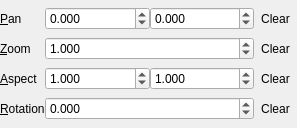
Before: the Qt Designer form transformwidget.ui in not-surt/SimPix, drawn with Qt 5.
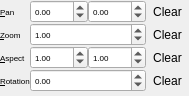
After: the same form once the commit is applied. Icons and pictures are not drawn.

Commit message: Get click drawing working. Remember QMouseEvent button != buttons. Some gui compaction.

What changed in the file:
```diff
--- a/transformwidget.ui
+++ b/transformwidget.ui
@@ -6,8 +6,8 @@
    <rect>
     <x>0</x>
     <y>0</y>
-    <width>297</width>
-    <height>128</height>
+    <width>188</width>
+    <height>96</height>
    </rect>
   </property>
   <property name="sizePolicy">
@@ -35,6 +35,144 @@
    <property name="spacing">
     <number>0</number>
    </property>
+   <item row="3" column="0">
+    <widget class="QLabel" name="rotationLabel">
+     <property name="sizePolicy">
+      <sizepolicy hsizetype="Fixed" vsizetype="Preferred">
+       <horstretch>0</horstretch>
+       <verstretch>0</verstretch>
+      </sizepolicy>
+     </property>
+     <property name="font">
+      <font>
+       <pointsize>6</pointsize>
+      </font>
+     </property>
+     <property name="text">
+      <string>&amp;Rotation</string>
+     </property>
+     <property name="buddy">
+      <cstring>rotationSpinBox</cstring>
+     </property>
+    </widget>
+   </item>
+   <item row="1" column="1" colspan="2">
+    <widget class="QDoubleSpinBox" name="zoomSpinBox">
+     <property name="enabled">
+      <bool>true</bool>
+     </property>
+     <property name="sizePolicy">
+      <sizepolicy hsizetype="Minimum" vsizetype="Fixed">
+       <horstretch>0</horstretch>
+       <verstretch>0</verstretch>
+      </sizepolicy>
+     </property>
+     <property name="font">
+      <font>
+       <pointsize>6</pointsize>
+      </font>
+     </property>
+     <property name="frame">
+      <bool>true</bool>
+     </property>
+     <property name="decimals">
+      <number>2</number>
+     </property>
+     <property name="minimum">
+      <double>0.060000000000000</double>
+     </property>
+     <property name="maximum">
+      <double>256.000000000000000</double>
+     </property>
+     <property name="singleStep">
+      <double>2.000000000000000</double>
+     </property>
+     <property name="value">
+      <double>1.000000000000000</double>
+     </property>
+    </widget>
+   </item>
+   <item row="2" column="0">
+    <widget class="QLabel" name="pixelAspectLabel">
+     <property name="sizePolicy">
+      <sizepolicy hsizetype="Fixed" vsizetype="Preferred">
+       <horstretch>0</horstretch>
+       <verstretch>0</verstretch>
+      </sizepolicy>
+     </property>
+     <property name="font">
+      <font>
+       <pointsize>6</pointsize>
+      </font>
+     </property>
+     <property name="text">
+      <string>&amp;Aspect</string>
+     </property>
+     <property name="buddy">
+      <cstring>pixelAspectXSpinBox</cstring>
+     </property>
+    </widget>
+   </item>
+   <item row="1" column="4">
+    <widget class="QToolButton" name="zoomClearButton">
+     <property name="sizePolicy">
+      <sizepolicy hsizetype="Fixed" vsizetype="Fixed">
+       <horstretch>0</horstretch>
+       <verstretch>0</verstretch>
+      </sizepolicy>
+     </property>
+     <property name="focusPolicy">
+      <enum>Qt::NoFocus</enum>
+     </property>
+     <property name="text">
+      <string>Clear</string>
+     </property>
+     <property name="icon">
+      <iconset theme="edit-clear">
+       <normaloff/>
+      </iconset>
+     </property>
+     <property name="iconSize">
+      <size>
+       <width>16</width>
+       <height>16</height>
+      </size>
+     </property>
+     <property name="autoRaise">
+      <bool>true</bool>
+     </property>
+    </widget>
+   </item>
+   <item row="0" column="4">
+    <widget class="QToolButton" name="panClearButton">
+     <property name="sizePolicy">
+      <sizepolicy hsizetype="Fixed" vsizetype="Fixed">
+       <horstretch>0</horstretch>
+       <verstretch>0</verstretch>
+      </sizepolicy>
+     </property>
+     <property name="focusPolicy">
+      <enum>Qt::NoFocus</enum>
+     </property>
+     <property name="text">
+      <string>Clear</string>
+     </property>
+     <property name="icon">
+      <iconset theme="edit-clear">
+       <normaloff/>
+      </iconset>
+     </property>
+     <property name="iconSize">
+      <size>
+       <width>16</width>
+       <height>16</height>
+      </size>
+     </property>
+     <property name="autoRaise">
+      <bool>true</bool>
+     </property>
+    </widget>
+   </item>
    <item row="0" column="0">
     <widget class="QLabel" name="panLabel">
      <property name="sizePolicy">
@@ -43,6 +181,11 @@
        <verstretch>0</verstretch>
       </sizepolicy>
      </property>
+     <property name="font">
+      <font>
+       <pointsize>6</pointsize>
+      </font>
+     </property>
      <property name="text">
       <string>&amp;Pan</string>
      </property>
@@ -51,50 +194,96 @@
      </property>
     </widget>
    </item>
-   <item row="0" column="1">
-    <widget class="QDoubleSpinBox" name="panXSpinBox">
+   <item row="2" column="4">
+    <widget class="QToolButton" name="pixelAspectClearButton">
+     <property name="sizePolicy">
+      <sizepolicy hsizetype="Fixed" vsizetype="Fixed">
+       <horstretch>0</horstretch>
+       <verstretch>0</verstretch>
+      </sizepolicy>
+     </property>
+     <property name="focusPolicy">
+      <enum>Qt::NoFocus</enum>
+     </property>
+     <property name="text">
+      <string>Clear</string>
+     </property>
+     <property name="icon">
+      <iconset theme="edit-clear">
+       <normaloff/>
+      </iconset>
+     </property>
+     <property name="iconSize">
+      <size>
+       <width>16</width>
+       <height>16</height>
+      </size>
+     </property>
+     <property name="autoRaise">
+      <bool>true</bool>
+     </property>
+    </widget>
+   </item>
+   <item row="2" column="1">
+    <widget class="QDoubleSpinBox" name="pixelAspectXSpinBox">
+     <property name="enabled">
+      <bool>true</bool>
+     </property>
      <property name="sizePolicy">
       <sizepolicy hsizetype="Minimum" vsizetype="Fixed">
        <horstretch>0</horstretch>
        <verstretch>0</verstretch>
       </sizepolicy>
      </property>
+     <property name="font">
+      <font>
+       <pointsize>6</pointsize>
+      </font>
+     </property>
      <property name="decimals">
-      <number>3</number>
+      <number>2</number>
      </property>
      <property name="minimum">
-      <double>-65536.000000000000000</double>
+      <double>0.120000000000000</double>
      </property>
      <property name="maximum">
-      <double>65536.000000000000000</double>
+      <double>8.000000000000000</double>
      </property>
      <property name="singleStep">
-      <double>16.000000000000000</double>
+      <double>0.100000000000000</double>
      </property>
      <property name="value">
-      <double>0.000000000000000</double>
+      <double>1.000000000000000</double>
      </property>
     </widget>
    </item>
    <item row="0" column="2">
     <widget class="QDoubleSpinBox" name="panYSpinBox">
+     <property name="enabled">
+      <bool>true</bool>
+     </property>
      <property name="sizePolicy">
       <sizepolicy hsizetype="Minimum" vsizetype="Fixed">
        <horstretch>0</horstretch>
        <verstretch>0</verstretch>
       </sizepolicy>
      </property>
+     <property name="font">
+      <font>
+       <pointsize>6</pointsize>
+      </font>
+     </property>
      <property name="suffix">
       <string/>
      </property>
      <property name="decimals">
-      <number>3</number>
+      <number>2</number>
      </property>
      <property name="minimum">
-      <double>-65536.000000000000000</double>
+      <double>-8192.000000000000000</double>
      </property>
      <property name="maximum">
-      <double>65536.000000000000000</double>
+      <double>8192.000000000000000</double>
      </property>
      <property name="singleStep">
       <double>16.000000000000000</double>
@@ -104,8 +293,17 @@
      </property>
     </widget>
    </item>
-   <item row="0" column="3">
-    <widget class="QToolButton" name="panClearButton">
+   <item row="3" column="4">
+    <widget class="QToolButton" name="rotationClearButton">
+     <property name="sizePolicy">
+      <sizepolicy hsizetype="Fixed" vsizetype="Fixed">
+       <horstretch>0</horstretch>
+       <verstretch>0</verstretch>
+      </sizepolicy>
+     </property>
+     <property name="focusPolicy">
+      <enum>Qt::NoFocus</enum>
+     </property>
      <property name="text">
       <string>Clear</string>
      </property>
@@ -114,6 +312,12 @@
        <normaloff/>
       </iconset>
      </property>
+     <property name="iconSize">
+      <size>
+       <width>16</width>
+       <height>16</height>
+      </size>
+     </property>
      <property name="autoRaise">
       <bool>true</bool>
      </property>
@@ -127,6 +331,11 @@
        <verstretch>0</verstretch>
       </sizepolicy>
      </property>
+     <property name="font">
+      <font>
+       <pointsize>6</pointsize>
+      </font>
+     </property>
      <property name="text">
       <string>&amp;Zoom</string>
      </property>
@@ -135,39 +344,8 @@
      </property>
     </widget>
    </item>
-   <item row="1" column="3">
-    <widget class="QToolButton" name="zoomClearButton">
-     <property name="text">
-      <string>Clear</string>
-     </property>
-     <property name="icon">
-      <iconset theme="edit-clear">
-       <normaloff/>
-      </iconset>
-     </property>
-     <property name="autoRaise">
-      <bool>true</bool>
-     </property>
-    </widget>
-   </item>
-   <item row="2" column="0">
-    <widget class="QLabel" name="pixelAspectLabel">
-     <property name="sizePolicy">
-      <sizepolicy hsizetype="Fixed" vsizetype="Preferred">
-       <horstretch>0</horstretch>
-       <verstretch>0</verstretch>
-      </sizepolicy>
-     </property>
-     <property name="text">
-      <string>&amp;Aspect</string>
-     </property>
-     <property name="buddy">
-      <cstring>pixelAspectXSpinBox</cstring>
-     </property>
-    </widget>
-   </item>
-   <item row="2" column="1">
-    <widget class="QDoubleSpinBox" name="pixelAspectXSpinBox">
+   <item row="0" column="1">
+    <widget class="QDoubleSpinBox" name="panXSpinBox">
      <property name="enabled">
       <bool>true</bool>
      </property>
@@ -177,130 +355,44 @@
        <verstretch>0</verstretch>
       </sizepolicy>
      </property>
-     <property name="decimals">
-      <number>3</number>
+     <property name="font">
+      <font>
+       <pointsize>6</pointsize>
+      </font>
      </property>
-     <property name="minimum">
-      <double>0.125000000000000</double>
-     </property>
-     <property name="maximum">
-      <double>8.000000000000000</double>
-     </property>
-     <property name="singleStep">
-      <double>0.100000000000000</double>
-     </property>
-     <property name="value">
-      <double>1.000000000000000</double>
-     </property>
-    </widget>
-   </item>
-   <item row="2" column="2">
-    <widget class="QDoubleSpinBox" name="pixelAspectYSpinBox">
-     <property name="sizePolicy">
-      <sizepolicy hsizetype="Minimum" vsizetype="Fixed">
-       <horstretch>0</horstretch>
-       <verstretch>0</verstretch>
-      </sizepolicy>
-     </property>
      <property name="decimals">
-      <number>3</number>
+      <number>2</number>
      </property>
      <property name="minimum">
-      <double>0.125000000000000</double>
+      <double>-8192.000000000000000</double>
      </property>
      <property name="maximum">
-      <double>8.000000000000000</double>
+      <double>8192.000000000000000</double>
      </property>
      <property name="singleStep">
-      <double>0.100000000000000</double>
+      <double>16.000000000000000</double>
      </property>
      <property name="value">
-      <double>1.000000000000000</double>
-     </property>
-    </widget>
-   </item>
-   <item row="2" column="3">
-    <widget class="QToolButton" name="pixelAspectClearButton">
-     <property name="text">
-      <string>Clear</string>
-     </property>
-     <property name="icon">
-      <iconset theme="edit-clear">
-       <normaloff/>
-      </iconset>
-     </property>
-     <property name="autoRaise">
-      <bool>true</bool>
-     </property>
-    </widget>
-   </item>
-   <item row="3" column="0">
-    <widget class="QLabel" name="rotationLabel">
-     <property name="sizePolicy">
-      <sizepolicy hsizetype="Fixed" vsizetype="Preferred">
-       <horstretch>0</horstretch>
-       <verstretch>0</verstretch>
-      </sizepolicy>
-     </property>
-     <property name="text">
-      <string>&amp;Rotation</string>
-     </property>
-     <property name="buddy">
-      <cstring>rotationSpinBox</cstring>
-     </property>
-    </widget>
-   </item>
-   <item row="3" column="3">
-    <widget class="QToolButton" name="rotationClearButton">
-     <property name="text">
-      <string>Clear</string>
-     </property>
-     <property name="icon">
-      <iconset theme="edit-clear">
-       <normaloff/>
-      </iconset>
-     </property>
-     <property name="autoRaise">
-      <bool>true</bool>
-     </property>
-    </widget>
-   </item>
-   <item row="1" column="1" colspan="2">
-    <widget class="QDoubleSpinBox" name="zoomSpinBox">
-     <property name="sizePolicy">
-      <sizepolicy hsizetype="Minimum" vsizetype="Fixed">
-       <horstretch>0</horstretch>
-       <verstretch>0</verstretch>
-      </sizepolicy>
-     </property>
-     <property name="frame">
-      <bool>true</bool>
-     </property>
-     <property name="decimals">
-      <number>3</number>
-     </property>
-     <property name="minimum">
-      <double>0.062000000000000</double>
-     </property>
-     <property name="maximum">
-      <double>256.000000000000000</double>
-     </property>
-     <property name="singleStep">
-      <double>2.000000000000000</double>
-     </property>
-     <property name="value">
-      <double>1.000000000000000</double>
+      <double>0.000000000000000</double>
      </property>
     </widget>
    </item>
    <item row="3" column="1" colspan="2">
     <widget class="QDoubleSpinBox" name="rotationSpinBox">
+     <property name="enabled">
+      <bool>true</bool>
+     </property>
      <property name="sizePolicy">
       <sizepolicy hsizetype="Minimum" vsizetype="Fixed">
        <horstretch>0</horstretch>
        <verstretch>0</verstretch>
       </sizepolicy>
      </property>
+     <property name="font">
+      <font>
+       <pointsize>6</pointsize>
+      </font>
+     </property>
      <property name="wrapping">
       <bool>true</bool>
      </property>
@@ -308,7 +400,7 @@
       <bool>false</bool>
      </property>
      <property name="decimals">
-      <number>3</number>
+      <number>2</number>
      </property>
      <property name="maximum">
       <double>360.000000000000000</double>
@@ -321,6 +413,39 @@
      </property>
     </widget>
    </item>
+   <item row="2" column="2">
+    <widget class="QDoubleSpinBox" name="pixelAspectYSpinBox">
+     <property name="enabled">
+      <bool>true</bool>
+     </property>
+     <property name="sizePolicy">
+      <sizepolicy hsizetype="Minimum" vsizetype="Fixed">
+       <horstretch>0</horstretch>
+       <verstretch>0</verstretch>
+      </sizepolicy>
+     </property>
+     <property name="font">
+      <font>
+       <pointsize>6</pointsize>
+      </font>
+     </property>
+     <property name="decimals">
+      <number>2</number>
+     </property>
+     <property name="minimum">
+      <double>0.120000000000000</double>
+     </property>
+     <property name="maximum">
+      <double>8.000000000000000</double>
+     </property>
+     <property name="singleStep">
+      <double>0.100000000000000</double>
+     </property>
+     <property name="value">
+      <double>1.000000000000000</double>
+     </property>
+    </widget>
+   </item>
   </layout>
  </widget>
  <tabstops>
```
Left out of the diff: 5 changed lines with no effect on the pictures. The commit also changes 10 other files.
